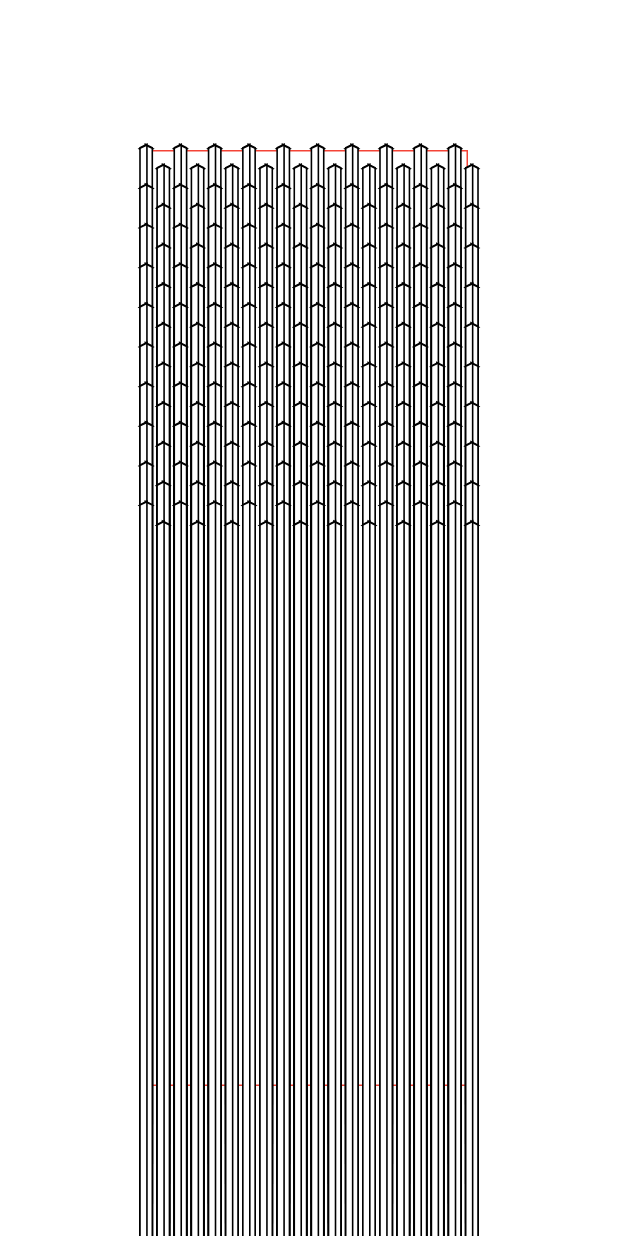
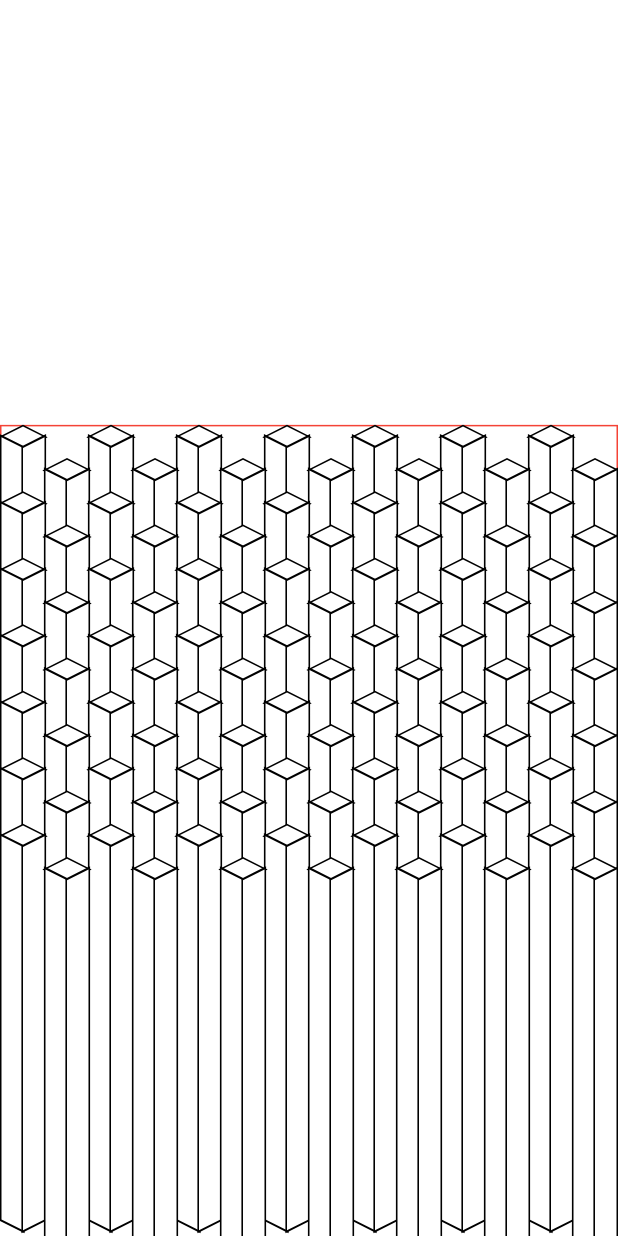
Before and after one commit to Roaa94/gen_art_canvas, a Flutter app: the screen it shows after launch, on a phone screen of 412 x 824 dp. Run offline on Flutter 3.47's test engine with Material 2 defaults, Android fonts, the phone set to English and light mode, and no system bars; our stand-ins replace firebase_core; accounts and stored records are empty.

Commit message:
refactor: resolve layout problem

```diff
--- a/lib/cuboids_gen_art_canvas.dart
+++ b/lib/cuboids_gen_art_canvas.dart
@@ -3,12 +3,13 @@ import 'dart:math';
 import 'package:flutter/material.dart';
 
 class CuboidsGenArtCanvas extends StatefulWidget {
-  const CuboidsGenArtCanvas({
+  CuboidsGenArtCanvas({
     super.key,
-    this.cuboidsCrossAxisCount = 10,
-    this.cuboidsMainAxisCount = 20,
+    this.cuboidsTotalCount = 21,
     this.direction = Axis.vertical,
-  }) : cuboidsTotalCount = cuboidsMainAxisCount * cuboidsCrossAxisCount;
+  })  : assert(cuboidsTotalCount % 3 == 0),
+        cuboidsCrossAxisCount = (cuboidsTotalCount / 3).floor(),
+        cuboidsMainAxisCount = (2 * cuboidsTotalCount / 3).floor();
 
   final Axis direction;
 
--- a/lib/home_page.dart
+++ b/lib/home_page.dart
@@ -8,12 +8,19 @@ class HomePage extends StatelessWidget {
 
   @override
   Widget build(BuildContext context) {
+    const ratio = 2.5 / 4;
     return Scaffold(
-      body: SizedBox.expand(
-        child: Container(
-          margin: const EdgeInsets.all(100),
-          decoration: BoxDecoration(border: Border.all(color: Colors.red)),
-          child: CuboidsGenArtCanvas(),
+      body: Center(
+        child: FittedBox(
+          child: SizedBox(
+            width: MediaQuery.of(context).size.width,
+            height: MediaQuery.of(context).size.width * ratio,
+            child: Container(
+              margin: const EdgeInsets.all(0),
+              decoration: BoxDecoration(border: Border.all(color: Colors.red)),
+              child: CuboidsGenArtCanvas(),
+            ),
+          ),
         ),
       ),
     );
```
